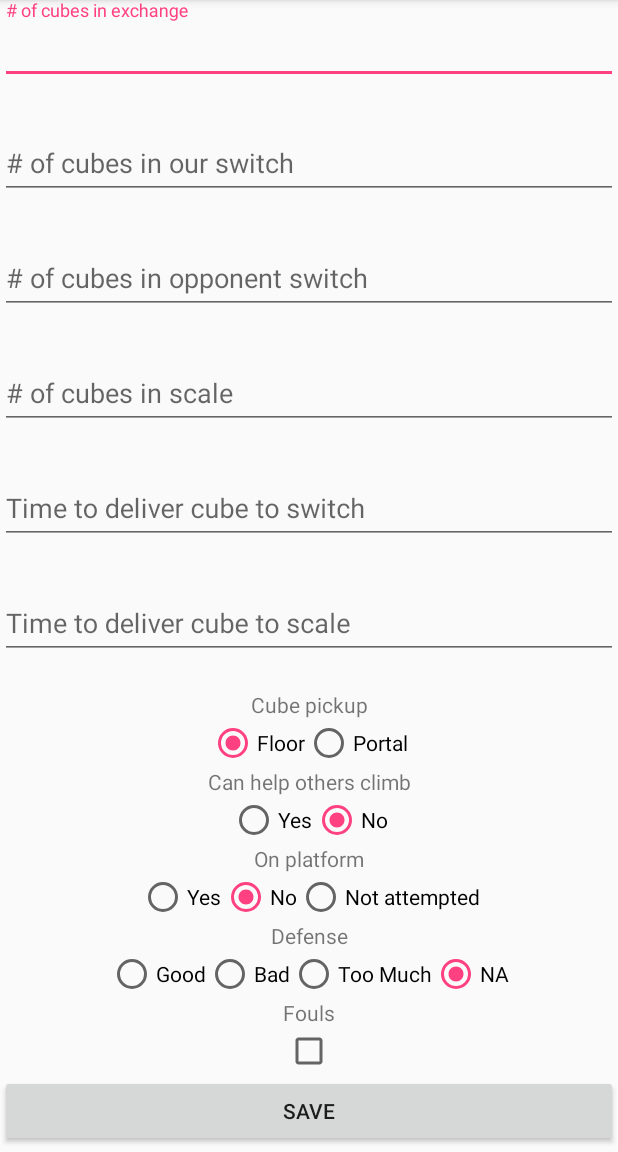
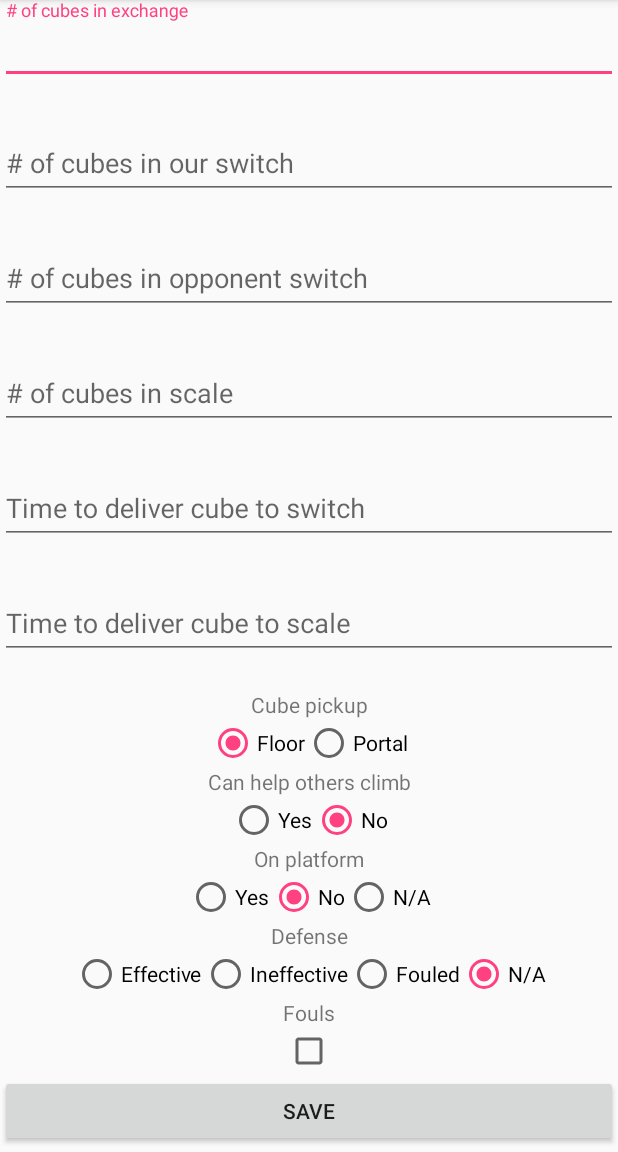
Before and after one commit to FRCTeam107/Scouting2018, an Android app: the TeleopActivity screen opened directly, with no data from a screen before it, on a phone screen of 412 x 824 dp, the part 84-1236 px from its top. Run offline under Robolectric (Android 15) with nearby library versions, the phone set to English and light mode, and no system bars; our stand-ins replace ButterKnife; 1 statement that could not run was skipped.

Commit message:
David R - made data labels & strings more specific

```diff
--- a/app/src/main/res/values/strings.xml
+++ b/app/src/main/res/values/strings.xml
@@ -15,18 +15,18 @@
     <string name="baselineCrossHeading">Baseline</string>
     <string name="successBaseline">Success</string>
     <string name="failBaseline">Fail</string>
-    <string name="notAttemptedBaseline">Not Attempted</string>
+    <string name="notAttemptedBaseline">N/A</string>
 
     <string name="cubeInSwitchHeading">Cube in Switch</string>
     <string name="successSwitch">Yes</string>
     <string name="failSwitch">No</string>
-    <string name="notAttemptedSwitch">Not Attempted</string>
+    <string name="notAttemptedSwitch">N/A</string>
     <string name="wrongSideSwitch">Wrong Side</string>
 
     <string name="cubeInScaleHeading">Cube in Scale</string>
     <string name="successScale">Yes</string>
     <string name="failScale">No</string>
-    <string name="notAttemptedScale">Not Attempted</string>
+    <string name="notAttemptedScale">N/A</string>
     <string name="wrongSideScale">Wrong Side</string>
 
     <string name="saveButton">Save</string>
@@ -56,7 +56,7 @@
     <string name="climbingHeading">Climb</string>
     <string name="successClimb">Success</string>
     <string name="failClimb">Fail</string>
-    <string name="noClimb">None</string>
+    <string name="noClimb">N/A</string>
 
     <string name="climbTimeHeading">Climb Time</string>
 
@@ -67,13 +67,13 @@
     <string name="onPlatformHeading">On platform</string>
     <string name="isOnPlatform">Yes</string>
     <string name="isNotOnPlatform">No</string>
-    <string name="notAttemptedPlatform">Not attempted</string>
+    <string name="notAttemptedPlatform">N/A</string>
 
     <string name="defenseHeading">Defense</string>
-    <string name="effectiveDefense">Good</string>
-    <string name="ineffectiveDefense">Bad</string>
-    <string name="receivedFoulsDefense">Too Much</string>
-    <string name="noDefense">NA</string>
+    <string name="effectiveDefense">Effective</string>
+    <string name="ineffectiveDefense">Ineffective</string>
+    <string name="receivedFoulsDefense">Fouled</string>
+    <string name="noDefense">N/A</string>
 
     <string name="fouls">Fouls</string>
     <string name="nextButton">Move To Teleop</string>
```
